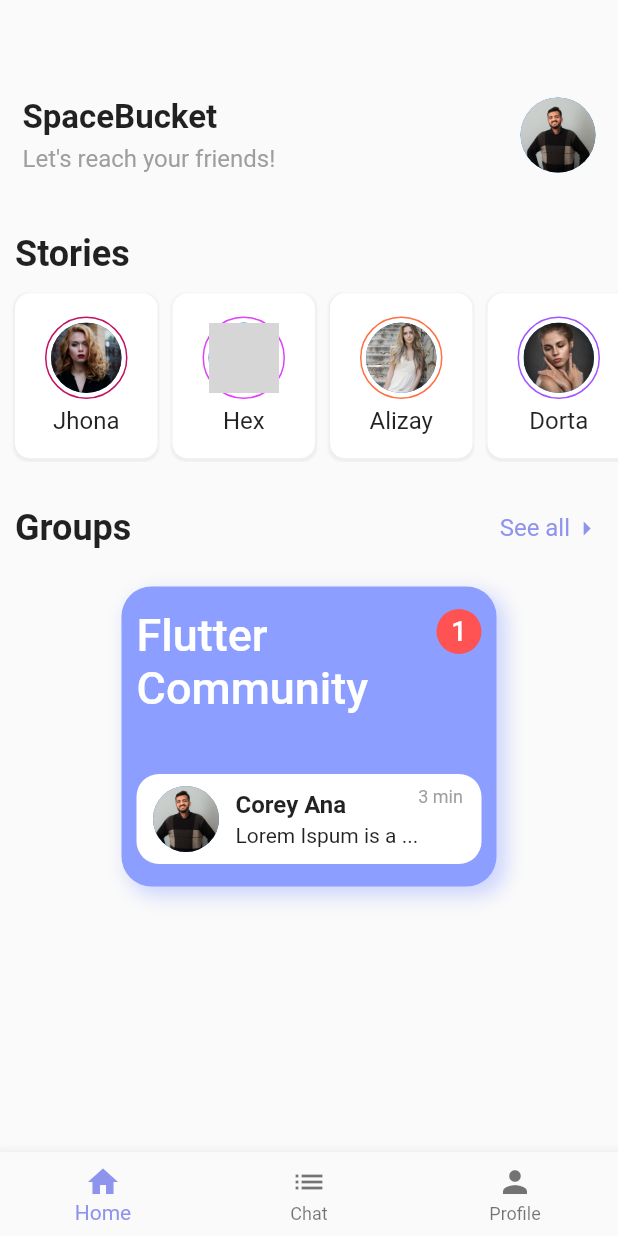
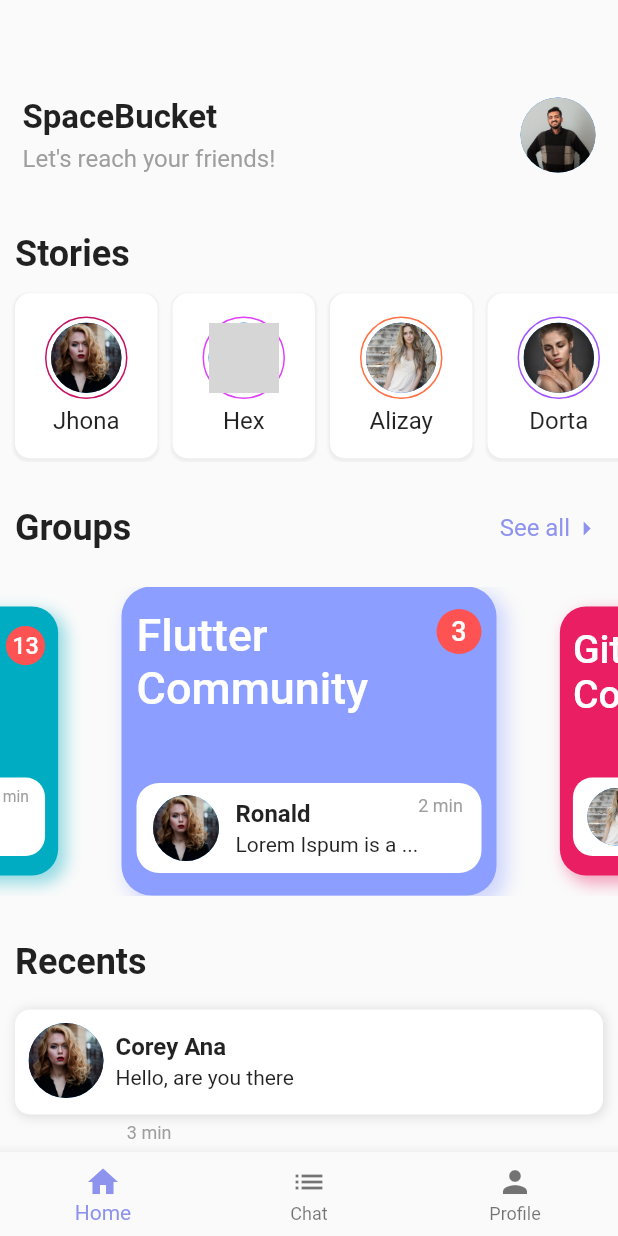
Before and after one commit to SpaceBuckett/ChatHouse, a Flutter app: the screen it shows after launch, on a phone screen of 412 x 824 dp. Run offline on Flutter 3.47's test engine with Material 2 defaults, Android fonts, the phone set to English and light mode, and no system bars; drawn by our look-alikes of carousel_slider; our stand-ins replace get; grey boxes are pictures that could not be loaded.

Commit message:
Groups section Ui done

```diff
--- /dev/null
+++ b/lib/apis/groups.dart
@@ -0,0 +1,61 @@
+import 'package:flutter/material.dart';
+import 'package:flutter/widgets.dart';
+
+class Group {
+  String groupName;
+  String unreadTexts;
+  String messageSenderAvatar;
+  String messegeSenderName;
+  String message;
+  String timeAgo;
+  Color cardColor;
+
+  Group({
+    required this.groupName,
+    required this.unreadTexts,
+    required this.messageSenderAvatar,
+    required this.messegeSenderName,
+    required this.message,
+    required this.timeAgo,
+    required this.cardColor,
+  });
+}
+
+List<Group> groupsData = [
+  Group(
+    groupName: 'Flutter Community',
+    unreadTexts: '3',
+    messageSenderAvatar: 'assets/user1.jpg',
+    messegeSenderName: 'Ronald',
+    message: 'Lorem Ispum is a ...',
+    timeAgo: '2 min',
+    cardColor: const Color(0xFF8c9eff),
+  ),
+  Group(
+    groupName: 'Github Community',
+    unreadTexts: '1',
+    messageSenderAvatar: 'assets/user3.jpg',
+    messegeSenderName: 'Emtiaz',
+    message: 'Lorem Ispum is a ...',
+    timeAgo: '2 min',
+    cardColor: const Color(0xFFe91e63),
+  ),
+  Group(
+    groupName: 'Hardened Buddies',
+    unreadTexts: '19',
+    messageSenderAvatar: 'assets/user4.jpg',
+    messegeSenderName: 'Zarar',
+    message: 'Lorem Ispum is a ...',
+    timeAgo: '2 min',
+    cardColor: const Color(0xFF9c27b0),
+  ),
+  Group(
+    groupName: 'Apsacians Bravos',
+    unreadTexts: '1',
+    messageSenderAvatar: 'assets/user2.jpg',
+    messegeSenderName: 'Karar Khan',
+    message: 'Lorem Ispum is a ...',
+    timeAgo: '2 min',
+    cardColor: const Color(0xFF00acc1),
+  ),
+];
--- a/lib/screens/home/home.dart
+++ b/lib/screens/home/home.dart
@@ -5,6 +5,7 @@ import 'package:chathouse/apis/user.dart';
 import 'package:chathouse/custom_widgets/circular_avatar.dart';
 import 'package:chathouse/custom_widgets/story_circle_avatar.dart';
 import 'package:flutter/material.dart';
+import 'package:carousel_slider/carousel_slider.dart';
 
 class HomeScreen extends StatelessWidget {
   HomeScreen({Key? key}) : super(key: key);
@@ -14,12 +15,117 @@ class HomeScreen extends StatelessWidget {
   @override
   Widget build(BuildContext context) {
     return Scaffold(
-      body: Column(
+      body: SingleChildScrollView(
+        child: Column(
           crossAxisAlignment: CrossAxisAlignment.start,
           children: [
             upperBar(user.userName, user.userImageUrl),
             storiesSection(),
+            groupsSection(),
+
+            // Starting the recents section
+
             Padding(
+              padding: const EdgeInsets.only(top: 30.0, right: 10, left: 10),
+              child: Column(
+                crossAxisAlignment: CrossAxisAlignment.start,
+                children: [
+                  Text(
+                    'Recents',
+                    style: kHeadingText.copyWith(fontSize: 24),
+                  ),
+                  const SizedBox(
+                    height: 10,
+                  ),
+                  Padding(
+                    padding: const EdgeInsets.symmetric(vertical: 8.0),
+                    child: Container(
+                        height: 70,
+                        decoration: BoxDecoration(
+                          color: Colors.white,
+                          borderRadius: BorderRadius.circular(10),
+                          border: Border.all(color: Colors.transparent),
+                          boxShadow: [
+                            BoxShadow(
+                              blurRadius: 5,
+                              spreadRadius: 1,
+                              color: Colors.grey[300]!,
+                              offset: const Offset(1, 1),
+                            ),
+                          ],
+                        ),
+                        child: Row(
+                          mainAxisAlignment: MainAxisAlignment.spaceBetween,
+                          children: [
+                            Column(
+                              children: [
+                                Row(
+                                  children: [
+                                    const Padding(
+                                      padding: EdgeInsets.all(8.0),
+                                      child: CircleImage(
+                                        imageRadius: 25,
+                                        imageProvider:
+                                            AssetImage('assets/user1.jpg'),
+                                      ),
+                                    ),
+                                    Column(
+                                      mainAxisAlignment:
+                                          MainAxisAlignment.center,
+                                      crossAxisAlignment:
+                                          CrossAxisAlignment.start,
+                                      children: [
+                                        Text(
+                                          'Corey Ana',
+                                          // messageSenderName,
+                                          style: kHeadingText.copyWith(
+                                              fontSize: 16),
+                                        ),
+                                        const SizedBox(
+                                          height: 3,
+                                        ),
+                                        // const Text('Lorem Ispum is a ...'),
+                                        const Text(
+                                          'Hello, are you there',
+                                          overflow: TextOverflow.ellipsis,
+                                        ),
+                                      ],
+                                    ),
+                                  ],
+                                ),
+                                Column(
+                                  mainAxisAlignment: MainAxisAlignment.start,
+                                  children: const [
+                                    Padding(
+                                      padding:
+                                          EdgeInsets.only(right: 8.0, top: 8),
+                                      child: Text(
+                                        '3 min',
+                                        // timeAgo,
+                                        style: TextStyle(
+                                          color: Colors.grey,
+                                          fontSize: 12,
+                                        ),
+                                      ),
+                                    ),
+                                  ],
+                                )
+                              ],
+                            )
+                          ],
+                        )),
+                  )
+                ],
+              ),
+            )
+          ],
+        ),
+      ),
+    );
+  }
+
+  Padding groupsSection() {
+    return Padding(
       padding: const EdgeInsets.only(top: 30.0),
       child: Column(
         children: [
@@ -36,8 +142,7 @@ class HomeScreen extends StatelessWidget {
                   children: const [
                     Text(
                       'See all',
-                            style:
-                                TextStyle(fontSize: 16, color: kPrimaryColor),
+                      style: TextStyle(fontSize: 16, color: kPrimaryColor),
                     ),
                     Icon(
                       Icons.arrow_right,
@@ -52,15 +157,79 @@ class HomeScreen extends StatelessWidget {
           const SizedBox(
             height: 25,
           ),
-                Container(
+
+          // input the carousel over here
+
+          CarouselSlider(
+            options: CarouselOptions(
+              pageSnapping: true,
+              autoPlay: false,
+              aspectRatio: 2.0,
+              enlargeCenterPage: true,
+              viewportFraction: 0.67,
+            ),
+            items: [
+              groupCard(
+                'Flutter Community',
+                '3',
+                'assets/user1.jpg',
+                'Ronald',
+                'Lorem Ispum is a ...',
+                '2 min',
+                const Color(0xFF8c9eff),
+              ),
+              groupCard(
+                'Github Community',
+                '11',
+                'assets/user3.jpg',
+                'Emtiaz',
+                'Lorem Ispum is a ...',
+                '4 min',
+                const Color(0xFFe91e63),
+              ),
+              groupCard(
+                'Hardened Buddies',
+                '7',
+                'assets/user4.jpg',
+                'Zarar',
+                'Lorem Ispum is a ...',
+                '2 min',
+                const Color(0xFF9c27b0),
+              ),
+              groupCard(
+                'Apsacian Bravos',
+                '13',
+                'assets/user2.jpg',
+                'Karar',
+                'Lorem Ispum is a ...',
+                '9 min',
+                const Color(0xFF00acc1),
+              ),
+            ],
+          ),
+        ],
+      ),
+    );
+  }
+
+  Container groupCard(
+      String groupName,
+      String unreadTexts,
+      String messageSenderAvatar,
+      String messageSenderName,
+      String message,
+      String timeAgo,
+      Color cardColor) {
+    return Container(
       height: 200,
       width: 250,
       decoration: BoxDecoration(
-                    color: const Color(0xFF8c9eff),
+        color: cardColor,
+        //  Color(0xFF8c9eff),
         borderRadius: BorderRadius.circular(20),
         boxShadow: [
           BoxShadow(
-                          color: const Color(0xFF8c9eff).withOpacity(0.4),
+              color: cardColor.withOpacity(0.4),
               blurRadius: 10,
               spreadRadius: 1,
               offset: const Offset(5, 5))
@@ -70,16 +239,16 @@ class HomeScreen extends StatelessWidget {
         mainAxisAlignment: MainAxisAlignment.spaceBetween,
         children: [
           Padding(
-                        padding: const EdgeInsets.only(
-                            top: 15.0, right: 10, left: 10),
+            padding: const EdgeInsets.only(top: 15.0, right: 10, left: 10),
             child: Row(
               crossAxisAlignment: CrossAxisAlignment.start,
               children: [
-                            const Flexible(
+                Flexible(
                   flex: 2,
                   child: Text(
-                                'Flutter Community',
-                                style: TextStyle(
+                    groupName,
+                    // 'Flutter Community',
+                    style: const TextStyle(
                       color: Colors.white,
                       fontSize: 30,
                       fontWeight: FontWeight.w500,
@@ -93,10 +262,10 @@ class HomeScreen extends StatelessWidget {
                     shape: BoxShape.circle,
                     color: Colors.redAccent,
                   ),
-                              child: const Center(
+                  child: Center(
                     child: Text(
-                                  '1',
-                                  style: TextStyle(
+                      unreadTexts,
+                      style: const TextStyle(
                         fontSize: 18,
                         fontWeight: FontWeight.w500,
                         color: Colors.white,
@@ -125,7 +294,7 @@ class HomeScreen extends StatelessWidget {
                     padding: const EdgeInsets.all(8.0),
                     child: CircleImage(
                       imageRadius: 25,
-                                  imageProvider: AssetImage(user.userImageUrl),
+                      imageProvider: AssetImage(messageSenderAvatar),
                     ),
                   ),
                   Column(
@@ -133,24 +302,26 @@ class HomeScreen extends StatelessWidget {
                     crossAxisAlignment: CrossAxisAlignment.start,
                     children: [
                       Text(
-                                    'Corey Ana',
+                        // 'Corey Ana',
+                        messageSenderName,
                         style: kHeadingText.copyWith(fontSize: 16),
                       ),
                       const SizedBox(
                         height: 3,
                       ),
-                                  const Text('Lorem Ispum is a ...'),
+                      // const Text('Lorem Ispum is a ...'),
+                      Text(message),
                     ],
                   ),
                   Column(
                     mainAxisAlignment: MainAxisAlignment.start,
-                                children: const [
+                    children: [
                       Padding(
-                                    padding:
-                                        EdgeInsets.only(right: 8.0, top: 8),
+                        padding: const EdgeInsets.only(right: 8.0, top: 8),
                         child: Text(
-                                      '3 min',
-                                      style: TextStyle(
+                          // '3 min',
+                          timeAgo,
+                          style: const TextStyle(
                             color: Colors.grey,
                             fontSize: 12,
                           ),
@@ -162,16 +333,6 @@ class HomeScreen extends StatelessWidget {
               ),
             ),
           )
-                    ],
-                  ),
-                ),
-              ],
-            ),
-          )
-
-          // const SizedBox(
-          //   width: 10,
-          // ),
         ],
       ),
     );
--- a/pubspec.yaml
+++ b/pubspec.yaml
@@ -35,6 +35,7 @@ dependencies:
   # Use with the CupertinoIcons class for iOS style icons.
   cupertino_icons: ^1.0.2
   get: ^4.6.1
+  carousel_slider: ^4.0.0
 
 dev_dependencies:
   flutter_test:
```
Also changed, not shown: pubspec.lock. Lines whose indentation alone changed are shown as unchanged.
